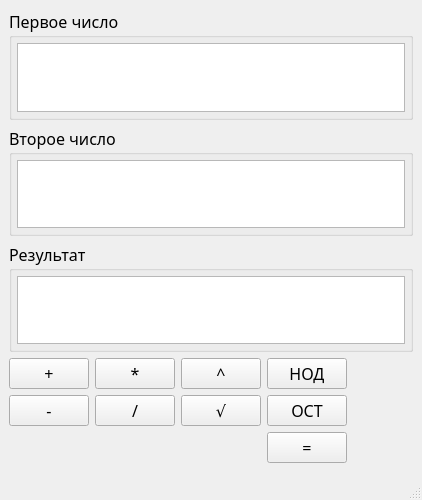
First picture: the form in main.ui, repository DvaMishkiLapa/LongArithmeticCalc, before the edit.
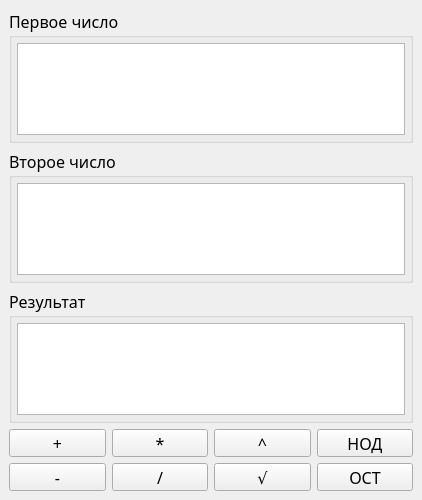
Second picture: the form after the edit. Icons and pictures are not drawn.

```diff
--- a/main.ui
+++ b/main.ui
@@ -40,7 +40,7 @@
   </property>
   <widget class="QWidget" name="centralwidget">
    <layout class="QGridLayout" name="gridLayout">
-    <item row="2" column="0" colspan="5">
+    <item row="2" column="0" colspan="2">
      <widget class="QGroupBox" name="groupBox_3">
       <property name="title">
        <string>Результат</string>
@@ -75,7 +75,7 @@
       </layout>
      </widget>
     </item>
-    <item row="0" column="0" colspan="5">
+    <item row="0" column="0" colspan="2">
      <widget class="QGroupBox" name="groupBox">
       <property name="title">
        <string>Первое число</string>
@@ -110,7 +110,7 @@
       </layout>
      </widget>
     </item>
-    <item row="1" column="0" colspan="5">
+    <item row="1" column="0" colspan="2">
      <widget class="QGroupBox" name="groupBox_2">
       <property name="title">
        <string>Второе число</string>
@@ -145,85 +145,168 @@
       </layout>
      </widget>
     </item>
-    <item row="5" column="0">
+    <item row="5" column="0" colspan="2">
+     <layout class="QHBoxLayout" name="horizontalLayout_2">
+      <item>
      <widget class="QPushButton" name="subtraction">
+        <property name="sizePolicy">
+         <sizepolicy hsizetype="Minimum" vsizetype="Fixed">
+          <horstretch>28</horstretch>
+          <verstretch>94</verstretch>
+         </sizepolicy>
+        </property>
+        <property name="minimumSize">
+         <size>
+          <width>94</width>
+          <height>28</height>
+         </size>
+        </property>
       <property name="text">
        <string>-</string>
       </property>
      </widget>
     </item>
-    <item row="4" column="1">
-     <widget class="QPushButton" name="multiplication">
-      <property name="text">
-       <string>*</string>
-      </property>
-     </widget>
-    </item>
-    <item row="5" column="1">
+      <item>
      <widget class="QPushButton" name="division">
+        <property name="sizePolicy">
+         <sizepolicy hsizetype="Minimum" vsizetype="Fixed">
+          <horstretch>28</horstretch>
+          <verstretch>94</verstretch>
+         </sizepolicy>
+        </property>
+        <property name="minimumSize">
+         <size>
+          <width>94</width>
+          <height>28</height>
+         </size>
+        </property>
       <property name="text">
        <string>/</string>
       </property>
      </widget>
     </item>
-    <item row="4" column="2">
-     <widget class="QPushButton" name="exponentiation">
-      <property name="text">
-       <string>^</string>
-      </property>
-     </widget>
-    </item>
-    <item row="5" column="2">
+      <item>
      <widget class="QPushButton" name="root">
+        <property name="sizePolicy">
+         <sizepolicy hsizetype="Minimum" vsizetype="Fixed">
+          <horstretch>28</horstretch>
+          <verstretch>94</verstretch>
+         </sizepolicy>
+        </property>
+        <property name="minimumSize">
+         <size>
+          <width>94</width>
+          <height>28</height>
+         </size>
+        </property>
       <property name="text">
        <string>√</string>
       </property>
      </widget>
     </item>
-    <item row="4" column="0">
-     <widget class="QPushButton" name="addition">
-      <property name="text">
-       <string>+</string>
-      </property>
-     </widget>
-    </item>
-    <item row="5" column="3">
+      <item>
      <widget class="QPushButton" name="remainder">
+        <property name="sizePolicy">
+         <sizepolicy hsizetype="Minimum" vsizetype="Fixed">
+          <horstretch>28</horstretch>
+          <verstretch>94</verstretch>
+         </sizepolicy>
+        </property>
+        <property name="minimumSize">
+         <size>
+          <width>94</width>
+          <height>28</height>
+         </size>
+        </property>
       <property name="text">
        <string>ОСТ</string>
       </property>
      </widget>
     </item>
-    <item row="4" column="3">
+     </layout>
+    </item>
+    <item row="3" column="0" colspan="2">
+     <layout class="QHBoxLayout" name="horizontalLayout">
+      <item>
+       <widget class="QPushButton" name="addition">
+        <property name="sizePolicy">
+         <sizepolicy hsizetype="Minimum" vsizetype="Fixed">
+          <horstretch>28</horstretch>
+          <verstretch>94</verstretch>
+         </sizepolicy>
+        </property>
+        <property name="minimumSize">
+         <size>
+          <width>94</width>
+          <height>28</height>
+         </size>
+        </property>
+        <property name="text">
+         <string>+</string>
+        </property>
+       </widget>
+      </item>
+      <item>
+       <widget class="QPushButton" name="multiplication">
+        <property name="sizePolicy">
+         <sizepolicy hsizetype="Minimum" vsizetype="Fixed">
+          <horstretch>28</horstretch>
+          <verstretch>94</verstretch>
+         </sizepolicy>
+        </property>
+        <property name="minimumSize">
+         <size>
+          <width>94</width>
+          <height>28</height>
+         </size>
+        </property>
+        <property name="text">
+         <string>*</string>
+        </property>
+       </widget>
+      </item>
+      <item>
+       <widget class="QPushButton" name="exponentiation">
+        <property name="sizePolicy">
+         <sizepolicy hsizetype="Minimum" vsizetype="Fixed">
+          <horstretch>28</horstretch>
+          <verstretch>94</verstretch>
+         </sizepolicy>
+        </property>
+        <property name="minimumSize">
+         <size>
+          <width>94</width>
+          <height>28</height>
+         </size>
+        </property>
+        <property name="text">
+         <string>^</string>
+        </property>
+       </widget>
+      </item>
+      <item>
      <widget class="QPushButton" name="gdc">
+        <property name="sizePolicy">
+         <sizepolicy hsizetype="Minimum" vsizetype="Fixed">
+          <horstretch>28</horstretch>
+          <verstretch>94</verstretch>
+         </sizepolicy>
+        </property>
+        <property name="minimumSize">
+         <size>
+          <width>94</width>
+          <height>28</height>
+         </size>
+        </property>
       <property name="text">
        <string>НОД</string>
       </property>
      </widget>
     </item>
-    <item row="6" column="3">
-     <widget class="QPushButton" name="get_value">
-      <property name="text">
-       <string>=</string>
-      </property>
-     </widget>
+     </layout>
     </item>
-    <item row="6" column="0" colspan="3">
-     <spacer name="horizontalSpacer">
-      <property name="orientation">
-       <enum>Qt::Horizontal</enum>
-      </property>
-      <property name="sizeHint" stdset="0">
-       <size>
-        <width>40</width>
-        <height>20</height>
-       </size>
-      </property>
-     </spacer>
-    </item>
    </layout>
   </widget>
-  <widget class="QStatusBar" name="statusbar"/>
  </widget>
  <resources/>
  <connections/>
```
Left out of the diff: 27 changed lines with no effect on the pictures. Lines whose indentation alone changed are shown as unchanged.
